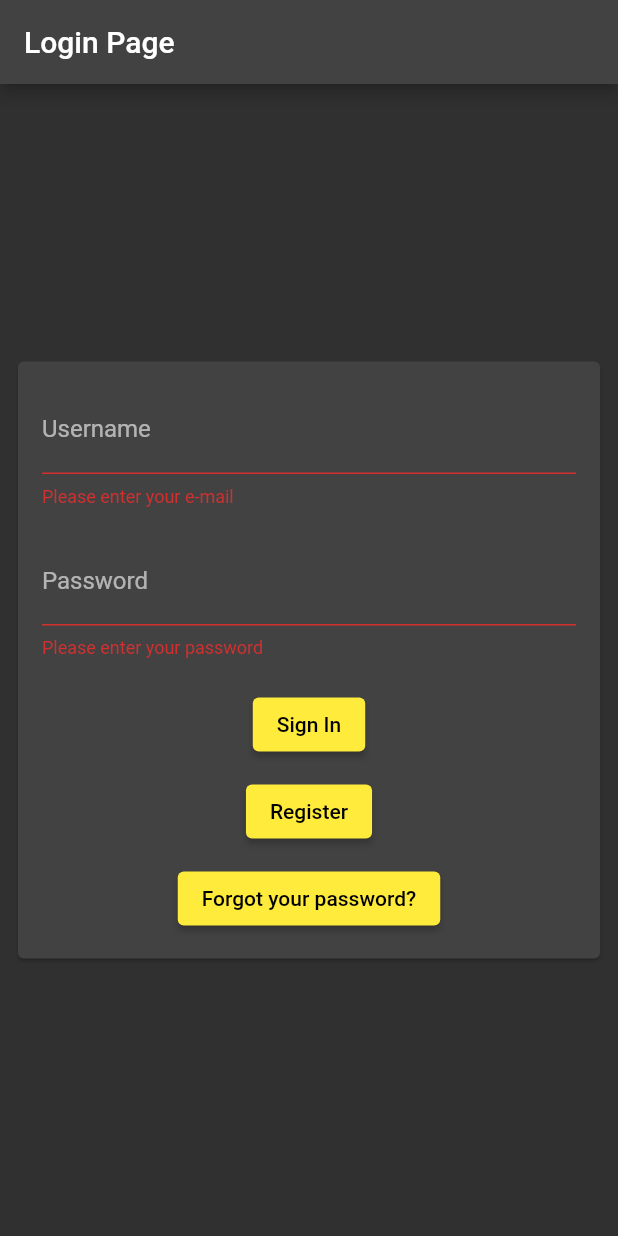
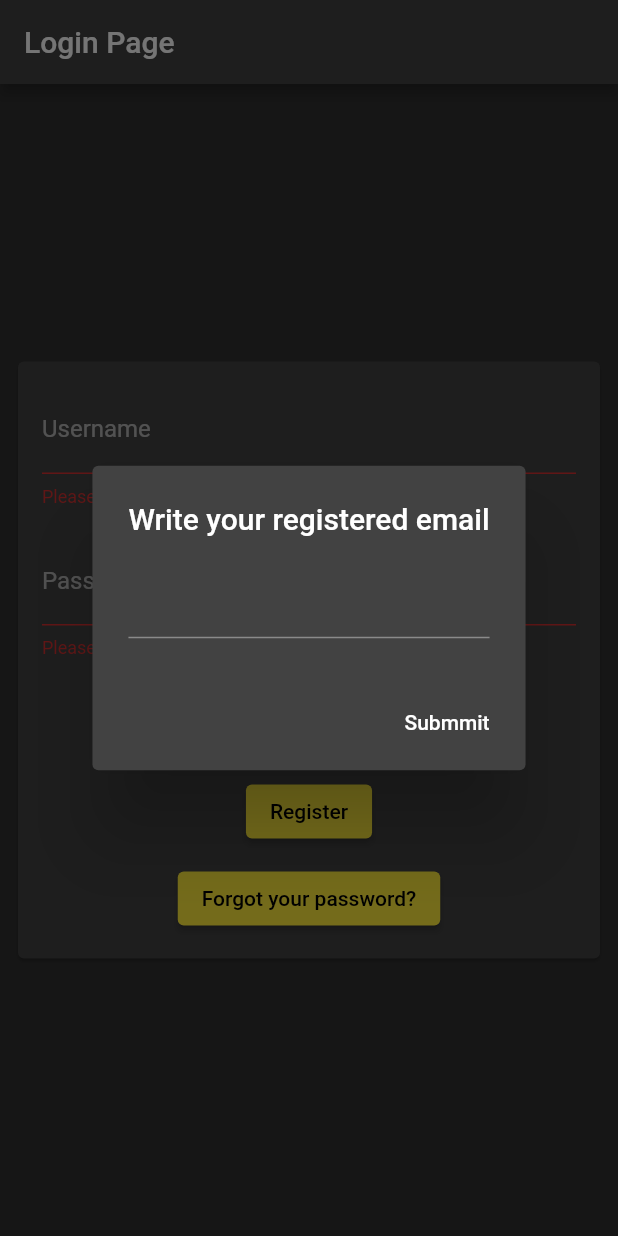
Before and after one commit to samuelv8/omni_manager_v2, a Flutter app: the screen it shows after launch, after a tap on "Sign In", after a tap on "Forgot your password?", on a phone screen of 412 x 824 dp. Run offline on Flutter 3.47's test engine with Material 2 defaults, Android fonts, the phone set to English and light mode, and no system bars; our stand-ins replace charts_flutter, cloud_firestore, firebase_auth, firebase_core, shared_preferences; missing offline and left inert: cloud_firestore_web, firebase_auth_web, firebase_core_web, shared_preferences_web; accounts and stored records are empty.

Commit message:
Commiting on OMN-27 to change to OMN-28 here

```diff
--- a/lib/pages/login.dart
+++ b/lib/pages/login.dart
@@ -17,6 +17,29 @@ class _LoginPageState extends State<LoginPage> {
   final _usernameController = TextEditingController();
 
   final _passwordController = TextEditingController();
+
+  createAlertDialog(BuildContext context) {
+    TextEditingController customController = TextEditingController();
+
+    return showDialog(
+        context: context,
+        builder: (context) {
+          return AlertDialog(
+              title: Text("Write your registered email"),
+              content: TextField(
+                controller: customController,
+              ),
+              actions: <Widget>[
+                MaterialButton(
+                  elevation: 5.0,
+                  child: Text("Submmit"),
+                  onPressed: () {
+                    createAlertDialog(context);
+                  },
+                )
+              ]);
+        });
+  }
 
   @override
   Widget build(BuildContext context) {
@@ -122,7 +145,9 @@ class _LoginPageState extends State<LoginPage> {
                               height: 10,
                             ),
                             ElevatedButton(
-                              onPressed: () {},
+                              onPressed: () {
+                                createAlertDialog(context);
+                              },
                               child: Text("Forgot your password?"),
                             )
                           ],
```
